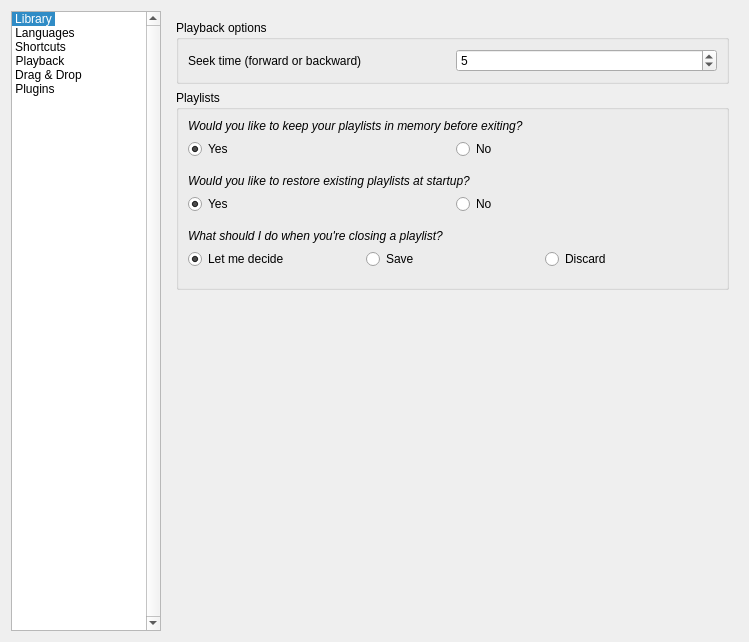
Qt form code/MiamPlayer/customizeoptionsdialog.ui (MBach/Miam-Player) before a commit.
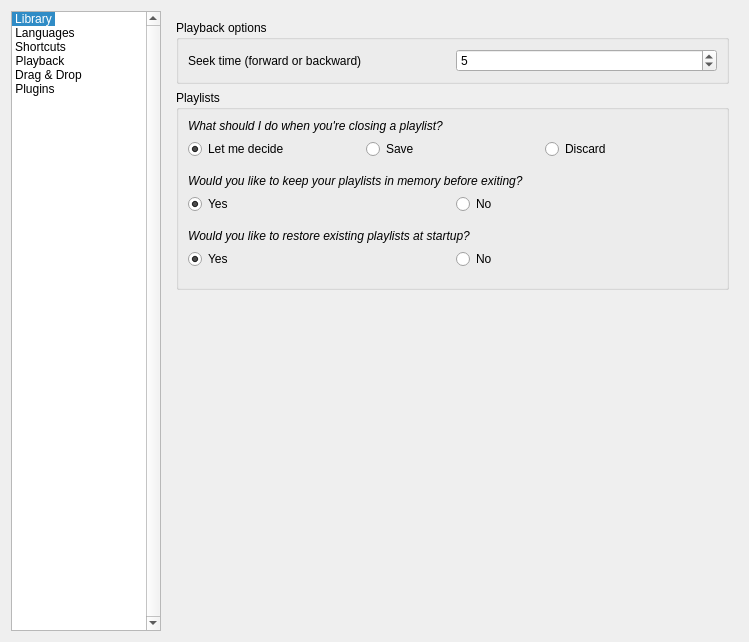
The same form after that commit. The open tabs and pages were chosen to show the change. Icons and pictures are not drawn. Custom widgets are drawn as their Qt base class.

Commit message: Default actions when closing playlist

What changed in the file:
```diff
--- a/code/MiamPlayer/customizeoptionsdialog.ui
+++ b/code/MiamPlayer/customizeoptionsdialog.ui
@@ -2226,8 +2226,8 @@
          <property name="title">
           <string>Playlists</string>
          </property>
-         <layout class="QGridLayout" name="gridLayout_5">
-          <item row="5" column="0">
+         <layout class="QVBoxLayout" name="verticalLayout_13">
+          <item>
            <widget class="QLabel" name="labelClosePlaylist">
             <property name="font">
              <font>
@@ -2242,101 +2242,7 @@
             </property>
            </widget>
           </item>
-          <item row="0" column="0">
-           <widget class="QLabel" name="labelKeepPlaylists">
-            <property name="font">
-             <font>
-              <italic>true</italic>
-             </font>
-            </property>
-            <property name="text">
-             <string>Would you like to keep your playlists in memory before exiting?</string>
-            </property>
-            <property name="wordWrap">
-             <bool>true</bool>
-            </property>
-           </widget>
-          </item>
-          <item row="2" column="0">
-           <widget class="QLabel" name="labelRestorePlaylists">
-            <property name="font">
-             <font>
-              <italic>true</italic>
-             </font>
-            </property>
-            <property name="text">
-             <string>Would you like to restore existing playlists at startup?</string>
-            </property>
-            <property name="wordWrap">
-             <bool>true</bool>
-            </property>
-           </widget>
-          </item>
-          <item row="3" column="0">
-           <widget class="QWidget" name="widgetRestorePlaylists" native="true">
-            <layout class="QHBoxLayout" name="horizontalLayout_10">
-             <property name="leftMargin">
-              <number>0</number>
-             </property>
-             <property name="topMargin">
-              <number>0</number>
-             </property>
-             <property name="rightMargin">
-              <number>0</number>
-             </property>
-             <item>
-              <widget class="QRadioButton" name="radioButtonRestorePlaylists">
-               <property name="text">
-                <string>Yes</string>
-               </property>
-               <property name="checked">
-                <bool>true</bool>
-               </property>
-              </widget>
-             </item>
-             <item>
-              <widget class="QRadioButton" name="radioButtonDontRestorePlaylists">
-               <property name="text">
-                <string>No</string>
-               </property>
-              </widget>
-             </item>
-            </layout>
-           </widget>
-          </item>
-          <item row="1" column="0">
-           <widget class="QWidget" name="widgetKeepPlaylists" native="true">
-            <layout class="QHBoxLayout" name="horizontalLayout_9">
-             <property name="leftMargin">
-              <number>0</number>
-             </property>
-             <property name="topMargin">
-              <number>0</number>
-             </property>
-             <property name="rightMargin">
-              <number>0</number>
-             </property>
-             <item>
-              <widget class="QRadioButton" name="radioButtonKeepPlaylists">
-               <property name="text">
-                <string>Yes</string>
-               </property>
-               <property name="checked">
-                <bool>true</bool>
-               </property>
-              </widget>
-             </item>
-             <item>
-              <widget class="QRadioButton" name="radioButtonClearPlaylists">
-               <property name="text">
-                <string>No</string>
-               </property>
-              </widget>
-             </item>
-            </layout>
-           </widget>
-          </item>
-          <item row="6" column="0">
+          <item>
            <widget class="QWidget" name="widgetClosePlaylist" native="true">
             <layout class="QHBoxLayout" name="horizontalLayout_11">
              <property name="leftMargin">
@@ -2381,6 +2287,100 @@
             </layout>
            </widget>
           </item>
+          <item>
+           <widget class="QLabel" name="labelKeepPlaylists">
+            <property name="font">
+             <font>
+              <italic>true</italic>
+             </font>
+            </property>
+            <property name="text">
+             <string>Would you like to keep your playlists in memory before exiting?</string>
+            </property>
+            <property name="wordWrap">
+             <bool>true</bool>
+            </property>
+           </widget>
+          </item>
+          <item>
+           <widget class="QWidget" name="widgetKeepPlaylists" native="true">
+            <layout class="QHBoxLayout" name="horizontalLayout_9">
+             <property name="leftMargin">
+              <number>0</number>
+             </property>
+             <property name="topMargin">
+              <number>0</number>
+             </property>
+             <property name="rightMargin">
+              <number>0</number>
+             </property>
+             <item>
+              <widget class="QRadioButton" name="radioButtonKeepPlaylists">
+               <property name="text">
+                <string>Yes</string>
+               </property>
+               <property name="checked">
+                <bool>true</bool>
+               </property>
+              </widget>
+             </item>
+             <item>
+              <widget class="QRadioButton" name="radioButtonClearPlaylists">
+               <property name="text">
+                <string>No</string>
+               </property>
+              </widget>
+             </item>
+            </layout>
+           </widget>
+          </item>
+          <item>
+           <widget class="QLabel" name="labelRestorePlaylists">
+            <property name="font">
+             <font>
+              <italic>true</italic>
+             </font>
+            </property>
+            <property name="text">
+             <string>Would you like to restore existing playlists at startup?</string>
+            </property>
+            <property name="wordWrap">
+             <bool>true</bool>
+            </property>
+           </widget>
+          </item>
+          <item>
+           <widget class="QWidget" name="widgetRestorePlaylists" native="true">
+            <layout class="QHBoxLayout" name="horizontalLayout_10">
+             <property name="leftMargin">
+              <number>0</number>
+             </property>
+             <property name="topMargin">
+              <number>0</number>
+             </property>
+             <property name="rightMargin">
+              <number>0</number>
+             </property>
+             <item>
+              <widget class="QRadioButton" name="radioButtonRestorePlaylists">
+               <property name="text">
+                <string>Yes</string>
+               </property>
+               <property name="checked">
+                <bool>true</bool>
+               </property>
+              </widget>
+             </item>
+             <item>
+              <widget class="QRadioButton" name="radioButtonDontRestorePlaylists">
+               <property name="text">
+                <string>No</string>
+               </property>
+              </widget>
+             </item>
+            </layout>
+           </widget>
+          </item>
          </layout>
         </widget>
        </item>
```
Left out of the diff: 8 changed lines with no effect on the pictures. The commit also changes 23 other files.
